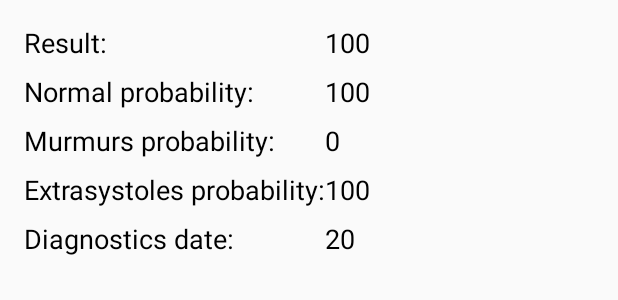
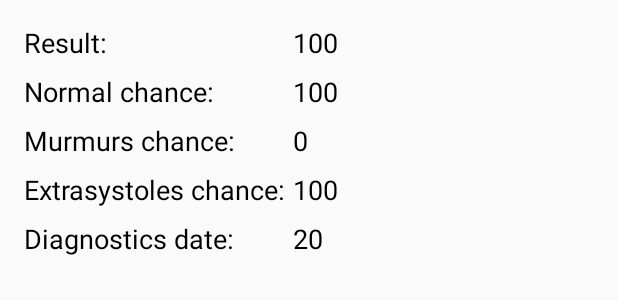
Before and after one commit to iamdanmaks/SPERO_MOBILE, an Android app: the layout fragment_diagnostic.xml on its own in the app's theme, with its tools: preview values and no code run, on a phone screen of 412 x 824 dp. Shown: the top 300 px of the screen. Run offline under Robolectric (Android 15) with nearby library versions, the phone set to English and light mode, and no system bars.

Commit message:
main screen available

```diff
--- a/app/src/main/java/com/example/spero/DiagnosticFragment.kt
+++ b/app/src/main/java/com/example/spero/DiagnosticFragment.kt
@@ -26,7 +26,7 @@ class DiagnosticFragment(private val diagnosticResponse: DiagnosticResponse) :
         val tvDate = view.findViewById<TextView>(R.id.tv_date)
 
         tvRes.text =
-            getString(LocaleHelper.disciplineStringResources[diagnosticResponse.result]!!)
+            getString(LocaleHelper.resultStringResources[diagnosticResponse.result.toString()]!!)
 
         tvNorm.text = diagnosticResponse.normal_probability.toString()
         tvMurm.text = diagnosticResponse.murmur_probability.toString()
--- a/app/src/main/res/layout/activity_main.xml
+++ b/app/src/main/res/layout/activity_main.xml
@@ -9,9 +9,15 @@
     <FrameLayout
         android:layout_width="match_parent"
         android:layout_height="match_parent"
+        android:id="@+id/fl_gen"
+        >
+    <FrameLayout
+        android:layout_width="match_parent"
+        android:layout_height="match_parent"
         android:id="@+id/fl_main"
         >
         <!-- Main content -->
+    </FrameLayout>
     <com.google.android.material.bottomnavigation.BottomNavigationView
         android:id="@+id/bottom_navigation"
         android:layout_width="match_parent"
--- a/app/src/main/res/layout/fragment_diagnostic.xml
+++ b/app/src/main/res/layout/fragment_diagnostic.xml
@@ -9,7 +9,8 @@
 
     <TableLayout
         android:layout_width="match_parent"
-        android:layout_height="match_parent">
+        android:layout_height="match_parent"
+        android:layout_gravity="center_horizontal">
 
         <TableRow
             android:layout_width="match_parent"
--- a/app/src/main/res/layout/fragment_home.xml
+++ b/app/src/main/res/layout/fragment_home.xml
@@ -15,7 +15,8 @@
     <LinearLayout
         android:layout_width="match_parent"
         android:layout_height="wrap_content"
-        android:orientation="horizontal">
+        android:orientation="horizontal"
+        android:layout_marginBottom="33pt">
 
         <ImageView
             android:id="@+id/iv_previous"
--- a/app/src/main/res/values/strings.xml
+++ b/app/src/main/res/values/strings.xml
@@ -68,9 +68,9 @@
     <string name="fullname" translatable="false">%1s %2s</string>
     <string name="username_templ" translatable="false">\@%1s</string>
     <string name="result">Result:</string>
-    <string name="norm">Normal probability:</string>
-    <string name="murm">Murmurs probability:</string>
-    <string name="extr">Extrasystoles probability:</string>
+    <string name="norm">Normal chance:</string>
+    <string name="murm">Murmurs chance:</string>
+    <string name="extr">"Extrasystoles chance: "</string>
     <string name="date">Diagnostics date:</string>
     <string name="normal">Normal</string>
     <string name="murmur">Murmur</string>
```
Also changed, not shown: app/src/main/java/com/example/spero/LocaleHelper.kt (+4 -4 lines), app/src/main/res/layout/nav_header.xml (added, +15 -0 lines), app/src/main/res/menu/main_menu.xml (added, +15 -0 lines), app/src/main/res/drawable/ic_logout.png (added), 1 other file. Lines whose indentation alone changed are shown as unchanged.
